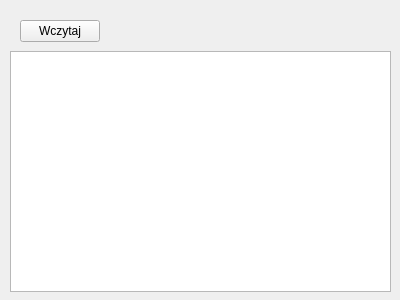
The window that naukaform.ui (hynkel/hynkel-1) describes before a commit, drawn with Qt 5.
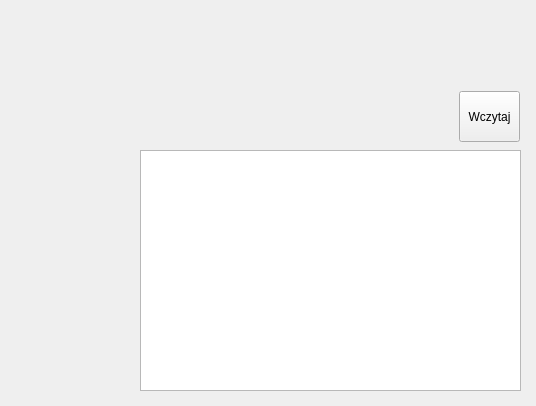
The same window after the commit.

```diff
--- a/naukaform.ui
+++ b/naukaform.ui
@@ -6,8 +6,8 @@
    <rect>
     <x>0</x>
     <y>0</y>
-    <width>400</width>
-    <height>300</height>
+    <width>536</width>
+    <height>406</height>
    </rect>
   </property>
   <property name="windowTitle">
@@ -16,10 +16,10 @@
   <widget class="QPushButton" name="button_wczytaj">
    <property name="geometry">
     <rect>
-     <x>20</x>
-     <y>20</y>
-     <width>80</width>
-     <height>22</height>
+     <x>459</x>
+     <y>91</y>
+     <width>61</width>
+     <height>51</height>
     </rect>
    </property>
    <property name="focusPolicy">
@@ -29,11 +29,11 @@
     <string>Wczytaj</string>
    </property>
   </widget>
-  <widget class="QTableView" name="tableView">
+  <widget class="QTableWidget" name="tabela">
    <property name="geometry">
     <rect>
-     <x>10</x>
-     <y>51</y>
+     <x>140</x>
+     <y>150</y>
      <width>381</width>
      <height>241</height>
     </rect>
```
